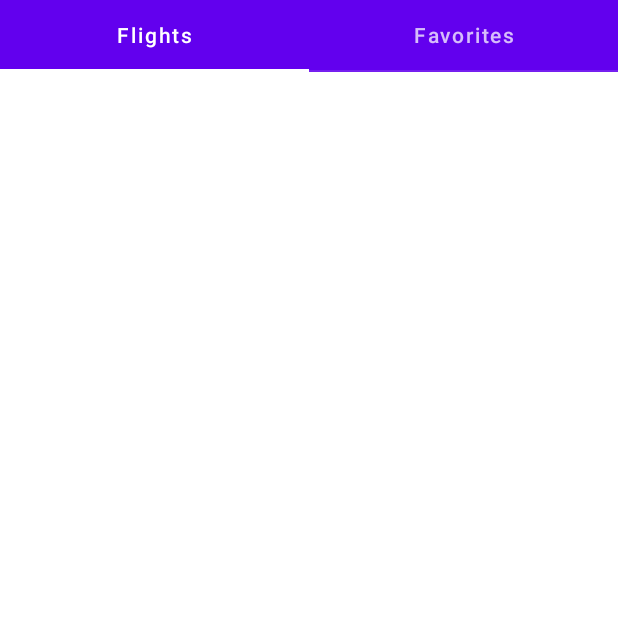
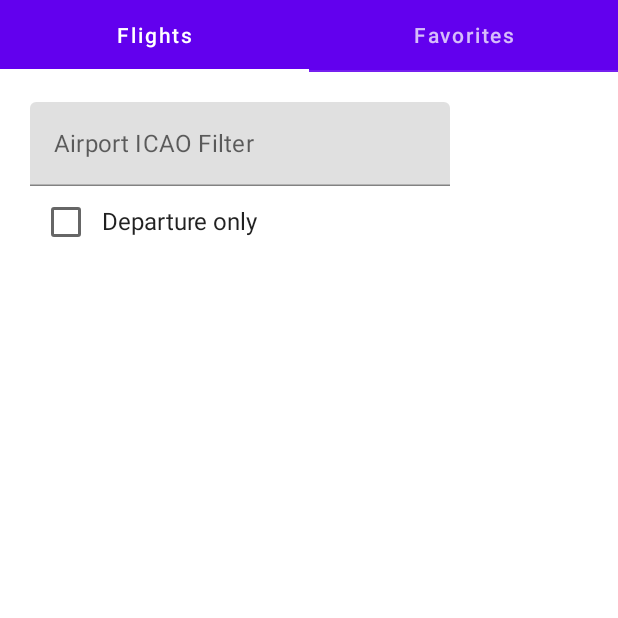
Before and after one commit to 2223-5ahif-nvs/03-lab-android-simple-room-db-microproject-S1mple133, an Android app built with Jetpack Compose: the screen it shows after launch (MainActivity), on a phone screen of 412 x 824 dp, the top half of it. Run offline under Robolectric (Android 15) with nearby library versions, the light colour scheme and no system bars; our stand-ins replace Dagger/Hilt's generated code, Room's generated code.

Commit message:
added filtering

```diff
--- a/frontend/app/src/main/java/at/htl/airport_frontend/activity/MainActivity.kt
+++ b/frontend/app/src/main/java/at/htl/airport_frontend/activity/MainActivity.kt
@@ -43,7 +43,6 @@ class MainActivity : ComponentActivity() {
 @Composable
 fun TabScreen(viewModel: FlightViewModel) {
     var tabIndex by remember { mutableStateOf(0) }
-
     val tabs = listOf("Flights", "Favorites")
 
     Column(modifier = Modifier.fillMaxWidth()) {
@@ -60,7 +59,8 @@ fun TabScreen(viewModel: FlightViewModel) {
                 viewModel.deleteFavouriteFlight(it)
             }
             0 -> {
-                FlightList(viewModel.flightListResponse) {
+
+                FilteredFlightList(viewModel.flightListResponse) {
                     viewModel.addFavouriteFlight(it)
                 }
 
--- a/frontend/app/src/main/java/at/htl/airport_frontend/activity/part/FlightList.kt
+++ b/frontend/app/src/main/java/at/htl/airport_frontend/activity/part/FlightList.kt
@@ -11,14 +11,14 @@ import androidx.compose.foundation.layout.*
 import androidx.compose.foundation.lazy.LazyColumn
 import androidx.compose.foundation.lazy.items
 import androidx.compose.material.*
-import androidx.compose.runtime.Composable
-import androidx.compose.runtime.mutableStateOf
-import androidx.compose.runtime.remember
+import androidx.compose.runtime.*
 import androidx.compose.ui.Alignment
 import androidx.compose.ui.Modifier
 import androidx.compose.ui.platform.LocalContext
 import androidx.compose.ui.res.painterResource
 import androidx.compose.ui.res.stringResource
+import androidx.compose.ui.text.input.TextFieldValue
+import androidx.compose.ui.text.toLowerCase
 import androidx.compose.ui.tooling.preview.Preview
 import androidx.compose.ui.unit.dp
 import at.htl.airport_frontend.R
@@ -103,9 +103,8 @@ fun FlightCard(flight: FlightDto, openAirportActivity: () -> Unit, onClick: (Fli
 }
 
 @Composable
-fun FlightList(flights: List<FlightDto>, onClick: (FlightDto) -> Unit) {
+fun FlightList(flights: List<FlightDto>, onClick: (FlightDto) -> Unit, icao: String, onlyDepartures: Boolean) {
     val mContext = LocalContext.current
-
     val openDialog = remember { mutableStateOf(false)  }
 
     if (openDialog.value) {
@@ -136,6 +135,8 @@ fun FlightList(flights: List<FlightDto>, onClick: (FlightDto) -> Unit) {
 
     LazyColumn() {
         items(flights) { flight ->
+            if((icao.isBlank() || flight.airportIcao.lowercase().contains(icao.lowercase())) &&
+                (!onlyDepartures || flight.flightType == "DEPARTURE")) {
                 FlightCard(flight = flight,
                     onClick = {
                         onClick(it)
@@ -149,6 +150,54 @@ fun FlightList(flights: List<FlightDto>, onClick: (FlightDto) -> Unit) {
             }
         }
     }
+}
+
+@Composable
+fun FilteredFlightList(flights: List<FlightDto>, onClick: (FlightDto) -> Unit) {
+    var icao = remember { mutableStateOf("")  }
+    val onlyDepartures = remember { mutableStateOf(true) }
+
+    FlightAirportFilter(newIcao = {
+        icao.value = it.lowercase()
+    }) {
+        onlyDepartures.value = it;
+    }
+
+
+    FlightList(flights, onClick, icao.value, onlyDepartures.value)
+}
+
+@Composable
+fun FlightAirportFilter(newIcao: (String) -> Unit, checkedChange: (Boolean) -> Unit) {
+    var text by remember { mutableStateOf(TextFieldValue("")) }
+    val checkedState = remember { mutableStateOf(false) }
+
+    Column(modifier = Modifier
+        .fillMaxWidth()
+        .padding(vertical = 20.dp,horizontal = 20.dp),
+        verticalArrangement = Arrangement.Center,
+    horizontalAlignment = Alignment.Start) {
+        TextField(
+            value = text,
+            onValueChange = {
+                newIcao(it.text)
+                text = it
+            },
+            label = { Text(text = "Airport ICAO Filter ") },
+            placeholder = { Text(text = "SEK") },
+        )
+
+        Row(horizontalArrangement = Arrangement.Center,
+        verticalAlignment = Alignment.CenterVertically) {
+            Checkbox(
+                checked = checkedState.value,
+                onCheckedChange = { checkedState.value = it; checkedChange(it)}
+            )
+
+            Text(text = stringResource(id = R.string.checkBoxDeptOnly))
+        }
+    }
+}
 
 fun formatDateTime(dateTime: LocalDateTime): String {
     return dateTime.format(DateTimeFormatter.ofPattern(dateTimeFormat));
--- a/frontend/app/src/main/java/at/htl/airport_frontend/persistence/FlightDao.kt
+++ b/frontend/app/src/main/java/at/htl/airport_frontend/persistence/FlightDao.kt
@@ -11,7 +11,12 @@ import java.util.concurrent.Flow
 
 @Dao
 interface FlightDao {
-    @Query("select * from favourite_flight")
+    @Query("select id, " +
+            "flightNumber, " +
+            "departure, " +
+            "arrival, " +
+            "flightType, " +
+            "airportIcao from favourite_flight")
     fun getAll(): LiveData<List<FavouriteFlight>>
 
 
--- a/frontend/app/src/main/res/values/strings.xml
+++ b/frontend/app/src/main/res/values/strings.xml
@@ -21,4 +21,5 @@
     <string name="icao">ICAO</string>
     <string name="country">Country</string>
     <string name="city">City</string>
+    <string name="checkBoxDeptOnly">Departure only</string>
 </resources>
```
Lines whose indentation alone changed are shown as unchanged.
